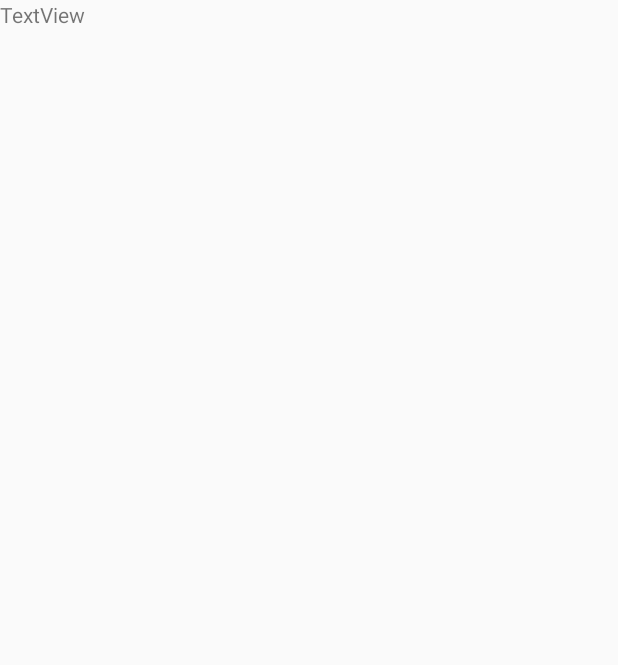
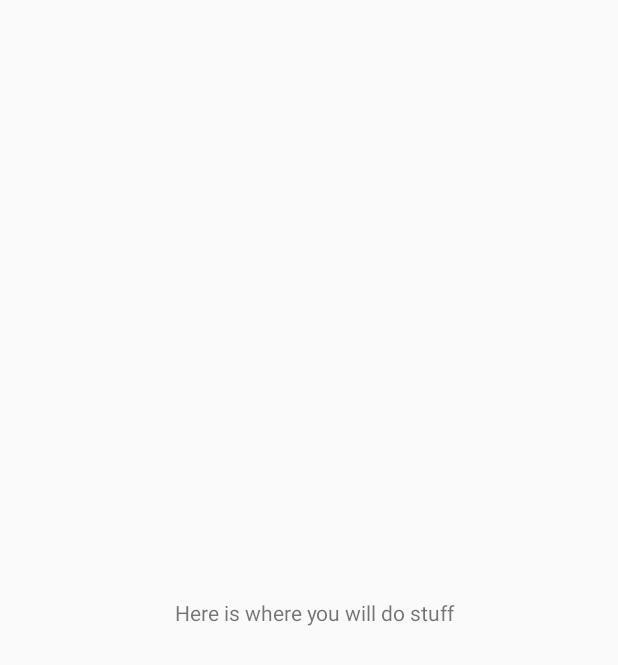
Before and after one commit to rbauwens/cheer-me-up, an Android app: the AboutUsActivity screen opened directly, with no data from a screen before it, on a phone screen of 412 x 824 dp. Before the commit the part shown is almost empty. Shown: the top 665 px of the screen. Run offline under Robolectric (Android 15) with nearby library versions, the phone set to English and light mode, and no system bars.

```diff
--- a/app/src/main/res/layout/activity_about_us.xml
+++ b/app/src/main/res/layout/activity_about_us.xml
@@ -10,8 +10,13 @@
         android:id="@+id/textView"
         android:layout_width="wrap_content"
         android:layout_height="19dp"
-        android:text="TextView"
-        tools:layout_editor_absoluteX="354dp"
-        tools:layout_editor_absoluteY="339dp"
+        android:layout_marginStart="8dp"
+        android:layout_marginLeft="8dp"
+        android:layout_marginBottom="8dp"
+        android:text="Here is where you will do stuff"
+        app:layout_constraintBottom_toBottomOf="parent"
+        app:layout_constraintEnd_toEndOf="parent"
+        app:layout_constraintStart_toStartOf="parent"
+        app:layout_constraintTop_toTopOf="parent"
         tools:text="@string/activity_title_about_us" />
 </androidx.constraintlayout.widget.ConstraintLayout>
```
Also changed, not shown: app/src/main/java/com/example/cheermeup/activity/MainActivity.java (+16 -26 lines), app/src/main/res/layout/activity_main.xml (+12 -10 lines), app/src/main/res/menu/activity_main_drawer.xml (+11 -7 lines).
